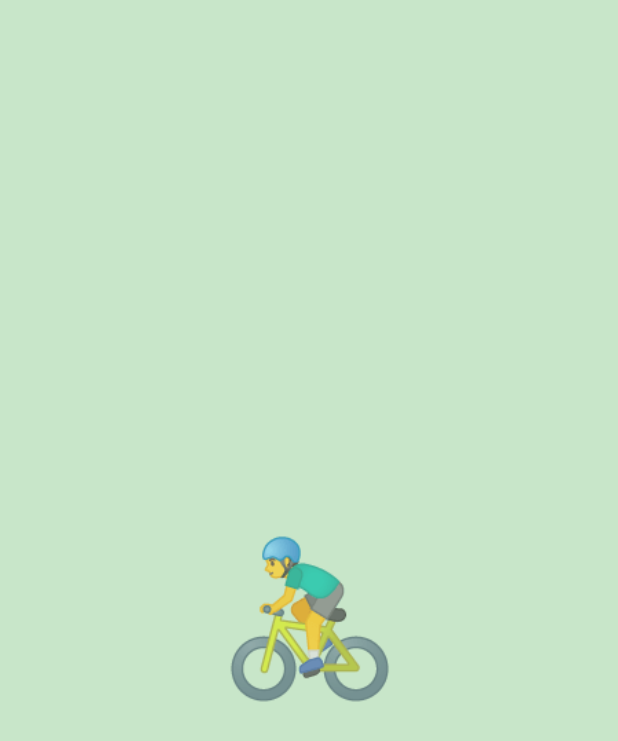
After one commit to Rishipan/Flutter-Projects, a Flutter app: the screen it shows after launch, on a phone screen of 412 x 824 dp. The commit adds this screen. Shown: the top 741 px of the screen. Run offline on Flutter 3.47's test engine with Material 2 defaults, Android fonts, the phone set to English and light mode, and no system bars; drawn by our look-alikes of avatar_glow; our stand-ins replace firebase_auth, firebase_core, flutter_heatmap_calendar, flutter_slidable, google_fonts, hive and 1 more; accounts and stored records are empty.

Commit message:
splash screen added

```diff
--- a/01. Dice Roller/dice_roller/lib/main.dart
+++ b/01. Dice Roller/dice_roller/lib/main.dart
@@ -1,12 +1,10 @@
+import 'package:dice_roller/splash.dart';
 import 'package:flutter/material.dart';
-import 'package:dice_roller/GradientContainer.dart';
 
 void main() {
   runApp(
     const MaterialApp(
-      home: Scaffold(
-        body: GradientContainer.purple(),
-      ),
+      home: Splash(),
       debugShowCheckedModeBanner: false,
     ),
   );
--- a/01. Dice Roller/dice_roller/pubspec.yaml
+++ b/01. Dice Roller/dice_roller/pubspec.yaml
@@ -30,6 +30,9 @@ environment:
 dependencies:
   flutter:
     sdk: flutter
+  # flutter_native_splash:
+  # color: "#ffffff"
+
 
 
   # The following adds the Cupertino Icons font to your application.
--- /dev/null
+++ b/04. To Do/todo_list/lib/splash_src.dart
@@ -0,0 +1,47 @@
+import 'dart:async';
+
+import 'package:avatar_glow/avatar_glow.dart';
+import 'package:flutter/material.dart';
+import 'Pages/home_page.dart';
+
+class SplashScreen extends StatefulWidget {
+  const SplashScreen({super.key});
+
+  @override
+  State<SplashScreen> createState() => _SplashScreenState();
+}
+
+class _SplashScreenState extends State<SplashScreen> {
+  @override
+  void initState() {
+    super.initState();
+    Timer(
+        const Duration(seconds: 5),
+        () => Navigator.pushReplacement(context,
+            MaterialPageRoute(builder: (context) => const HomePage())));
+  }
+
+  @override
+  Widget build(BuildContext context) {
+    return Scaffold(
+      backgroundColor: Colors.purple.shade200,
+      body: const Center(
+        child: AvatarGlow(
+          endRadius: 100,
+          glowColor: Colors.deepPurple,
+          duration: Duration(milliseconds: 2000),
+          repeatPauseDuration: Duration(milliseconds: 100),
+          child: Text(
+            'ToDo',
+            style: TextStyle(
+              color: Colors.white70,
+              fontSize: 20,
+              fontWeight: FontWeight.bold,
+            ),
+          ),
+          //   ),
+        ),
+      ),
+    );
+  }
+}
--- /dev/null
+++ b/06. Habit Tracker/habit_trak/flutter_native_splash.yaml
@@ -0,0 +1,2 @@
+flutter_native_splash:
+  color: '#C8E6C9'
--- a/06. Habit Tracker/habit_trak/lib/main.dart
+++ b/06. Habit Tracker/habit_trak/lib/main.dart
@@ -1,7 +1,8 @@
 // import 'dart:io';
 
 import 'package:flutter/material.dart';
-import 'package:habit_trak/pages/home_page.dart';
+// import 'package:habit_trak/pages/home_page.dart';
+import 'package:habit_trak/splash.dart';
 import 'package:hive_flutter/hive_flutter.dart';
 
 void main() async {
@@ -22,7 +23,7 @@ class MyApp extends StatelessWidget {
   Widget build(BuildContext context) {
     return MaterialApp(
       debugShowCheckedModeBanner: false,
-      home: const HomePage(),
+      home: const SplashScreen(),
       theme: ThemeData(primarySwatch: Colors.green),
     );
   }
--- a/06. Habit Tracker/habit_trak/lib/pages/home_page.dart
+++ b/06. Habit Tracker/habit_trak/lib/pages/home_page.dart
@@ -124,7 +124,7 @@ class _HomePageState extends State<HomePage> {
         title: const Text('Habit Tracker'),
         elevation: 0,
       ),
-      backgroundColor: Colors.grey[300],
+      backgroundColor: Colors.green.shade100,
       floatingActionButton: MyFloatingActionButton(onPressed: createNewHabit),
       body: ListView(
         children: [
--- /dev/null
+++ b/06. Habit Tracker/habit_trak/lib/splash.dart
@@ -0,0 +1,47 @@
+import 'dart:async';
+
+import 'package:avatar_glow/avatar_glow.dart';
+import 'package:flutter/material.dart';
+import 'Pages/home_page.dart';
+
+class SplashScreen extends StatefulWidget {
+  const SplashScreen({super.key});
+
+  @override
+  State<SplashScreen> createState() => _SplashScreenState();
+}
+
+class _SplashScreenState extends State<SplashScreen> {
+  @override
+  void initState() {
+    super.initState();
+    Timer(
+        const Duration(seconds: 8),
+        () => Navigator.pushReplacement(context,
+            MaterialPageRoute(builder: (context) => const HomePage())));
+  }
+
+  @override
+  Widget build(BuildContext context) {
+    return Scaffold(
+      backgroundColor: Colors.green.shade100,
+      body: Center(
+        child: AvatarGlow(
+          endRadius: 150,
+          glowColor: Colors.green.shade300,
+          duration: const Duration(milliseconds: 4000),
+          repeatPauseDuration: const Duration(milliseconds: 100),
+          child: const Text(
+            '🚴‍♂️',
+            style: TextStyle(
+              color: Colors.white70,
+              fontSize: 100,
+              fontWeight: FontWeight.bold,
+            ),
+          ),
+          //   ),
+        ),
+      ),
+    );
+  }
+}
--- a/06. Habit Tracker/habit_trak/pubspec.yaml
+++ b/06. Habit Tracker/habit_trak/pubspec.yaml
@@ -39,6 +39,8 @@ dependencies:
   hive: ^2.2.3
   hive_flutter: ^1.1.0
   flutter_heatmap_calendar: ^1.0.5
+  avatar_glow: ^2.0.2
+  flutter_native_splash: ^2.2.19
 
 dev_dependencies:
   flutter_test:
```
Also changed, not shown: 01. Dice Roller/dice_roller/lib/splash.dart (added, +32 -0 lines), 04. To Do/todo_list/flutter_native_splash.yaml (added, +8 -0 lines), 04. To Do/todo_list/lib/main.dart (+4 -4 lines), 04. To Do/todo_list/pubspec.yaml (+24 -3 lines), 04. To Do/todo_list/assets/images/sp.png (added), 04. To Do/todo_list/assets/images/spl.png (added).
